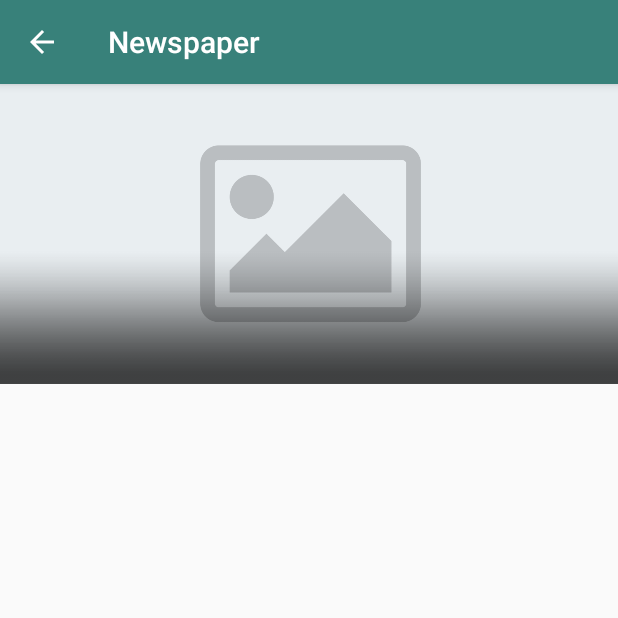
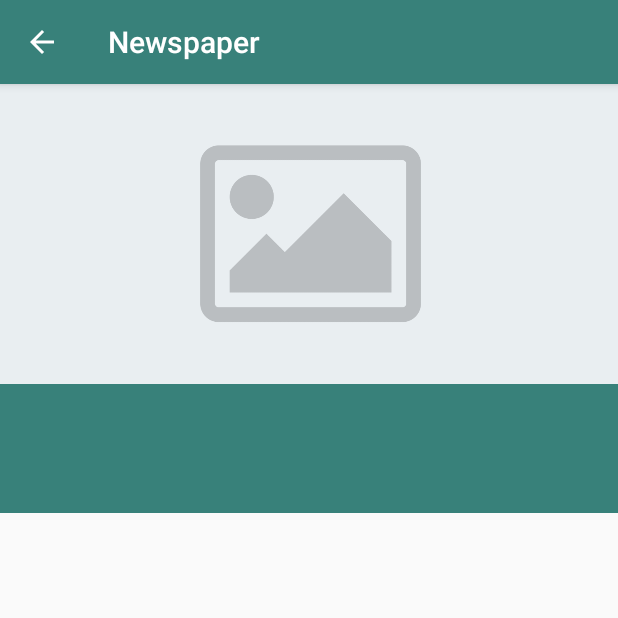
Before and after one commit to marioamgad9/News-Paper, an Android app: the NewsDetail screen opened directly, with no data from a screen before it, on a phone screen of 412 x 824 dp, the top half of it. Run offline under Robolectric (Android 15) with nearby library versions, the phone set to English and light mode, and no system bars; Roboto replaces fonts that are not available here; 2 statements that could not run were skipped.

Commit message:
Design improvements 1

```diff
--- a/app/src/main/res/layout/activity_news_detail.xml
+++ b/app/src/main/res/layout/activity_news_detail.xml
@@ -4,10 +4,12 @@
     xmlns:app="http://schemas.android.com/apk/res-auto"
     xmlns:tools="http://schemas.android.com/tools"
     android:layout_width="match_parent"
-    android:layout_height="match_parent">
+    android:layout_height="match_parent"
+    >
+
     <android.support.constraint.ConstraintLayout
         android:layout_width="match_parent"
-        android:layout_height="match_parent"
+        android:layout_height="wrap_content"
         tools:context="com.mouris.mario.newspaper.UI.NewsDetailActivity.NewsDetail">
 
         <ImageView
@@ -21,16 +23,17 @@
             app:layout_constraintTop_toTopOf="parent"
             app:srcCompat="@drawable/no_image" />
 
+
         <ImageView
-            android:id="@+id/shadow"
+            android:id="@+id/backgroundColor"
             android:layout_width="0dp"
             android:layout_height="0dp"
-            android:scaleType="centerCrop"
-            app:layout_constraintBottom_toBottomOf="@+id/imageView"
+            android:layout_marginBottom="8dp"
+            app:layout_constraintBottom_toTopOf="@+id/articleTextView"
             app:layout_constraintEnd_toEndOf="parent"
             app:layout_constraintStart_toStartOf="parent"
-            app:layout_constraintTop_toTopOf="parent"
-            app:srcCompat="@drawable/shadow" />
+            app:layout_constraintTop_toBottomOf="@+id/imageView"
+            app:srcCompat="@color/colorPrimary" />
 
         <TextView
             android:id="@+id/titleTextView"
@@ -41,6 +44,7 @@
             android:layout_marginTop="8dp"
             android:fontFamily="@font/actor"
             android:textAlignment="center"
+            android:textColor="@android:color/white"
             android:textSize="22sp"
             android:textStyle="bold"
             app:layout_constraintEnd_toEndOf="parent"
@@ -49,12 +53,28 @@
             tools:text="@string/article_title_placeholder" />
 
         <TextView
+            android:id="@+id/authorTextView"
+            android:layout_width="wrap_content"
+            android:layout_height="wrap_content"
+            android:layout_marginEnd="8dp"
+            android:layout_marginStart="8dp"
+            android:layout_marginTop="8dp"
+            android:fontFamily="@font/actor"
+            android:textColor="@android:color/white"
+            android:textStyle="bold"
+            app:layout_constraintEnd_toEndOf="parent"
+            app:layout_constraintStart_toStartOf="parent"
+            app:layout_constraintTop_toBottomOf="@+id/titleTextView"
+            tools:text="@string/author_placeholder" />
+
+        <TextView
             android:id="@+id/publishedAtTextView"
             android:layout_width="wrap_content"
             android:layout_height="wrap_content"
             android:layout_marginEnd="8dp"
             android:layout_marginStart="8dp"
             android:fontFamily="@font/actor"
+            android:textColor="@android:color/white"
             app:layout_constraintEnd_toEndOf="parent"
             app:layout_constraintStart_toStartOf="parent"
             app:layout_constraintTop_toBottomOf="@+id/authorTextView"
@@ -64,11 +84,12 @@
             android:id="@+id/articleTextView"
             android:layout_width="0dp"
             android:layout_height="wrap_content"
-            android:layout_marginBottom="8dp"
-            android:layout_marginEnd="8dp"
-            android:layout_marginStart="8dp"
-            android:layout_marginTop="8dp"
+            android:layout_marginBottom="16dp"
+            android:layout_marginEnd="16dp"
+            android:layout_marginStart="16dp"
+            android:layout_marginTop="16dp"
             android:fontFamily="@font/actor"
+            android:textColor="@android:color/black"
             android:textSize="18sp"
             app:layout_constraintBottom_toBottomOf="parent"
             app:layout_constraintEnd_toEndOf="parent"
@@ -76,20 +97,6 @@
             app:layout_constraintTop_toBottomOf="@+id/publishedAtTextView"
             tools:text="@string/article_placeholder" />
 
-        <TextView
-            android:id="@+id/authorTextView"
-            android:layout_width="wrap_content"
-            android:layout_height="wrap_content"
-            android:layout_marginEnd="8dp"
-            android:layout_marginStart="8dp"
-            android:layout_marginTop="8dp"
-            android:fontFamily="@font/actor"
-            android:textStyle="bold"
-            app:layout_constraintEnd_toEndOf="parent"
-            app:layout_constraintStart_toStartOf="parent"
-            app:layout_constraintTop_toBottomOf="@+id/titleTextView"
-            tools:text="@string/author_placeholder" />
-
     </android.support.constraint.ConstraintLayout>
 
 </ScrollView>
--- a/app/src/main/res/values/colors.xml
+++ b/app/src/main/res/values/colors.xml
@@ -1,6 +1,6 @@
 <?xml version="1.0" encoding="utf-8"?>
 <resources>
-    <color name="colorPrimary">#38817A</color>
+    <color name="colorPrimary">#38817a</color>
     <color name="colorPrimaryDark">#32746d</color>
     <color name="colorAccent">#F7F39A</color>
 </resources>
```
